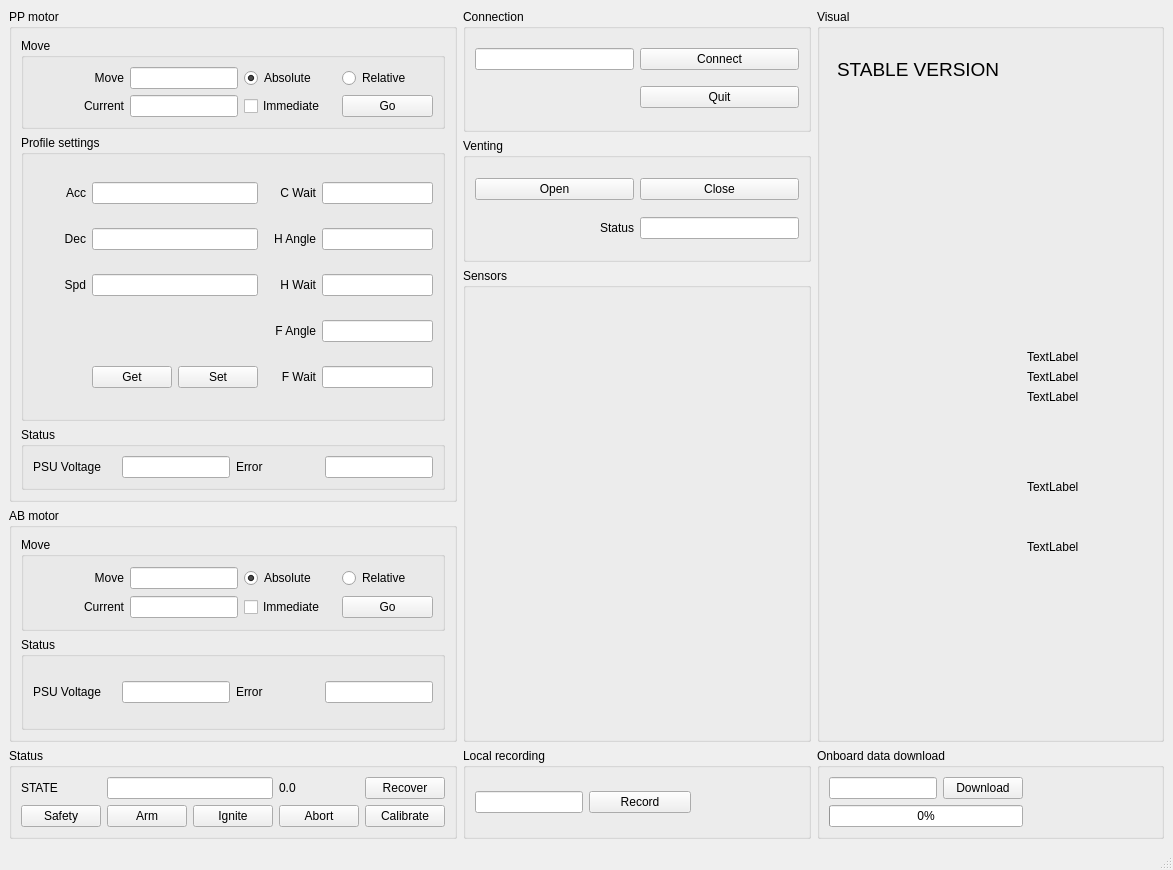
First picture: the form in Version_2/Desktop/control_station/mainwindow.ui, repository EPFLRocketTeam/PropulsionSoftware, before the edit.
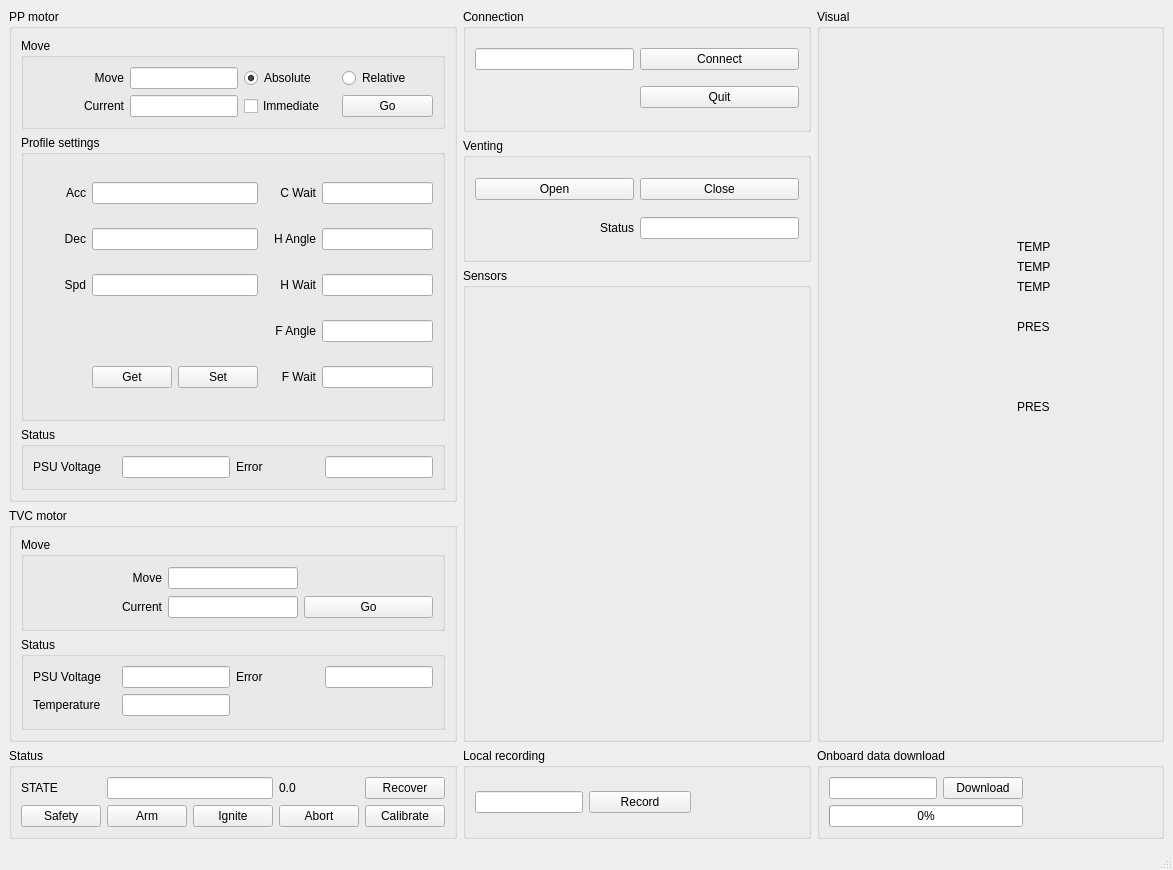
Second picture: the form after the edit. Icons and pictures are not drawn.

What changed in the file:
```diff
--- a/Version_2/Desktop/control_station/mainwindow.ui
+++ b/Version_2/Desktop/control_station/mainwindow.ui
@@ -258,10 +258,10 @@
       <widget class="QLabel" name="label_16">
        <property name="geometry">
         <rect>
-         <x>20</x>
-         <y>70</y>
-         <width>311</width>
-         <height>281</height>
+         <x>120</x>
+         <y>10</y>
+         <width>61</width>
+         <height>611</height>
         </rect>
        </property>
        <property name="sizePolicy">
@@ -289,87 +289,69 @@
         <set>Qt::AlignCenter</set>
        </property>
       </widget>
-      <widget class="QLabel" name="label_17">
-       <property name="geometry">
-        <rect>
-         <x>20</x>
-         <y>40</y>
-         <width>251</width>
-         <height>41</height>
-        </rect>
-       </property>
-       <property name="font">
-        <font>
-         <pointsize>14</pointsize>
-        </font>
-       </property>
-       <property name="text">
-        <string>STABLE VERSION</string>
-       </property>
-      </widget>
       <widget class="QLabel" name="temp_1">
        <property name="geometry">
         <rect>
-         <x>210</x>
-         <y>340</y>
+         <x>200</x>
+         <y>230</y>
          <width>81</width>
          <height>16</height>
         </rect>
        </property>
        <property name="text">
-        <string>TextLabel</string>
+        <string>TEMP</string>
        </property>
       </widget>
       <widget class="QLabel" name="temp_2">
        <property name="geometry">
         <rect>
-         <x>210</x>
-         <y>360</y>
+         <x>200</x>
+         <y>250</y>
          <width>81</width>
          <height>16</height>
         </rect>
        </property>
        <property name="text">
-        <string>TextLabel</string>
+        <string>TEMP</string>
        </property>
       </widget>
       <widget class="QLabel" name="temp_3">
        <property name="geometry">
         <rect>
-         <x>210</x>
-         <y>380</y>
+         <x>200</x>
+         <y>270</y>
          <width>81</width>
          <height>16</height>
         </rect>
        </property>
        <property name="text">
-        <string>TextLabel</string>
+        <string>TEMP</string>
        </property>
       </widget>
       <widget class="QLabel" name="pres_1">
        <property name="geometry">
         <rect>
-         <x>210</x>
-         <y>470</y>
+         <x>200</x>
+         <y>310</y>
          <width>81</width>
          <height>16</height>
         </rect>
        </property>
        <property name="text">
-        <string>TextLabel</string>
+        <string>PRES</string>
        </property>
       </widget>
       <widget class="QLabel" name="pres_2">
        <property name="geometry">
         <rect>
-         <x>210</x>
-         <y>530</y>
+         <x>200</x>
+         <y>390</y>
          <width>81</width>
          <height>16</height>
         </rect>
        </property>
        <property name="text">
-        <string>TextLabel</string>
+        <string>PRES</string>
        </property>
       </widget>
      </widget>
@@ -731,7 +713,7 @@
        <string notr="true"/>
       </property>
       <property name="title">
-       <string>AB motor</string>
+       <string>TVC motor</string>
       </property>
       <layout class="QGridLayout" name="gridLayout_12">
        <item row="0" column="0">
@@ -746,6 +728,26 @@
           <string>Move</string>
          </property>
          <layout class="QGridLayout" name="gridLayout_9">
+          <item row="1" column="1">
+           <widget class="QLineEdit" name="tvc_motor_current">
+            <property name="sizePolicy">
+             <sizepolicy hsizetype="Preferred" vsizetype="Fixed">
+              <horstretch>0</horstretch>
+              <verstretch>0</verstretch>
+             </sizepolicy>
+            </property>
+           </widget>
+          </item>
+          <item row="0" column="1">
+           <widget class="QLineEdit" name="tvc_motor_target">
+            <property name="sizePolicy">
+             <sizepolicy hsizetype="Preferred" vsizetype="Fixed">
+              <horstretch>0</horstretch>
+              <verstretch>0</verstretch>
+             </sizepolicy>
+            </property>
+           </widget>
+          </item>
           <item row="0" column="0">
            <widget class="QLabel" name="label_9">
             <property name="sizePolicy">
@@ -762,23 +764,6 @@
             </property>
            </widget>
           </item>
-          <item row="0" column="1">
-           <widget class="QLineEdit" name="ab_motor_target">
-            <property name="sizePolicy">
-             <sizepolicy hsizetype="Preferred" vsizetype="Fixed">
-              <horstretch>0</horstretch>
-              <verstretch>0</verstretch>
-             </sizepolicy>
-            </property>
-           </widget>
-          </item>
-          <item row="0" column="3">
-           <widget class="QRadioButton" name="ab_motor_relative">
-            <property name="text">
-             <string>Relative</string>
-            </property>
-           </widget>
-          </item>
           <item row="1" column="0">
            <widget class="QLabel" name="label_15">
             <property name="sizePolicy">
@@ -795,37 +780,10 @@
             </property>
            </widget>
           </item>
-          <item row="1" column="3">
-           <widget class="QPushButton" name="ab_motor_move">
-            <property name="text">
-             <string>Go</string>
-            </property>
-           </widget>
-          </item>
-          <item row="0" column="2">
-           <widget class="QRadioButton" name="ab_motor_absolute">
-            <property name="text">
-             <string>Absolute</string>
-            </property>
-            <property name="checked">
-             <bool>true</bool>
-            </property>
-           </widget>
-          </item>
-          <item row="1" column="1">
-           <widget class="QLineEdit" name="ab_motor_current">
-            <property name="sizePolicy">
-             <sizepolicy hsizetype="Preferred" vsizetype="Fixed">
-              <horstretch>0</horstretch>
-              <verstretch>0</verstretch>
-             </sizepolicy>
-            </property>
-           </widget>
-          </item>
           <item row="1" column="2">
-           <widget class="QCheckBox" name="ab_motor_immediate">
+           <widget class="QPushButton" name="tvc_motor_move">
             <property name="text">
-             <string>Immediate</string>
+             <string>Go</string>
             </property>
            </widget>
           </item>
@@ -838,16 +796,6 @@
           <string>Status</string>
          </property>
          <layout class="QGridLayout" name="gridLayout_11">
-          <item row="0" column="1">
-           <widget class="QLineEdit" name="lineEdit_4">
-            <property name="sizePolicy">
-             <sizepolicy hsizetype="Fixed" vsizetype="Fixed">
-              <horstretch>0</horstretch>
-              <verstretch>0</verstretch>
-             </sizepolicy>
-            </property>
-           </widget>
-          </item>
           <item row="0" column="0">
            <widget class="QLabel" name="label_19">
             <property name="text">
@@ -855,6 +803,26 @@
             </property>
            </widget>
           </item>
+          <item row="0" column="3">
+           <widget class="QLineEdit" name="tvc_error">
+            <property name="sizePolicy">
+             <sizepolicy hsizetype="Fixed" vsizetype="Fixed">
+              <horstretch>0</horstretch>
+              <verstretch>0</verstretch>
+             </sizepolicy>
+            </property>
+           </widget>
+          </item>
+          <item row="0" column="1">
+           <widget class="QLineEdit" name="tvc_psu">
+            <property name="sizePolicy">
+             <sizepolicy hsizetype="Fixed" vsizetype="Fixed">
+              <horstretch>0</horstretch>
+              <verstretch>0</verstretch>
+             </sizepolicy>
+            </property>
+           </widget>
+          </item>
           <item row="0" column="2">
            <widget class="QLabel" name="label_20">
             <property name="text">
@@ -862,8 +830,8 @@
             </property>
            </widget>
           </item>
-          <item row="0" column="3">
-           <widget class="QLineEdit" name="lineEdit_5">
+          <item row="1" column="1">
+           <widget class="QLineEdit" name="tvc_temperature">
             <property name="sizePolicy">
              <sizepolicy hsizetype="Fixed" vsizetype="Fixed">
               <horstretch>0</horstretch>
@@ -872,6 +840,13 @@
             </property>
            </widget>
           </item>
+          <item row="1" column="0">
+           <widget class="QLabel" name="label_22">
+            <property name="text">
+             <string>Temperature</string>
+            </property>
+           </widget>
+          </item>
          </layout>
         </widget>
        </item>
```
Left out of the diff: 2 changed lines with no effect on the pictures.
